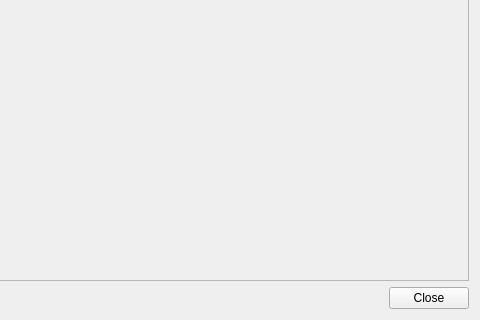
First picture: the form in src/Configurator/GeometryListConfigurator.ui, repository nutjunkie/IQmol, before the edit; both pictures show x 382 to 862 and y 121 to 441 of the 862 by 441 pixel window.
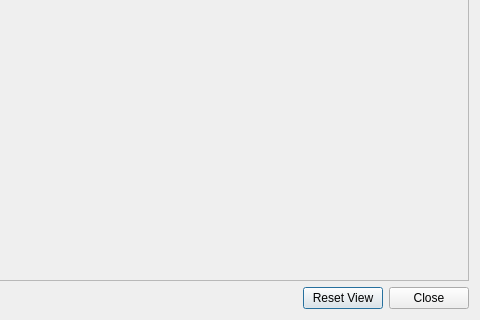
Second picture: the form after the edit. Icons and pictures are not drawn.

```diff
--- a/src/Configurator/GeometryListConfigurator.ui
+++ b/src/Configurator/GeometryListConfigurator.ui
@@ -307,6 +307,13 @@
          </property>
         </spacer>
        </item>
+       <item>
+        <widget class="QPushButton" name="resetViewButton">
+         <property name="text">
+          <string>Reset View</string>
+         </property>
+        </widget>
+       </item>
        <item>
         <widget class="QPushButton" name="closeButton">
          <property name="text">
```
